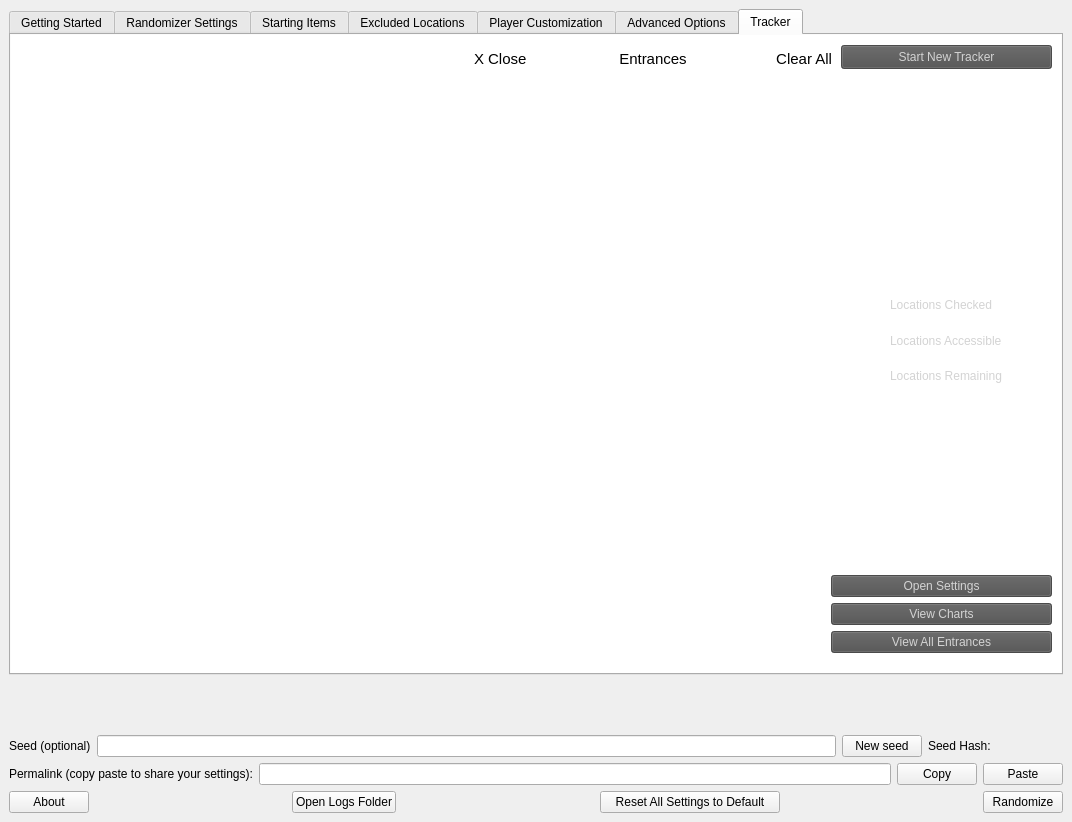
SuperDude88/TWWHD-Randomizer, file gui/desktop/mainwindow.ui: the form before one commit.
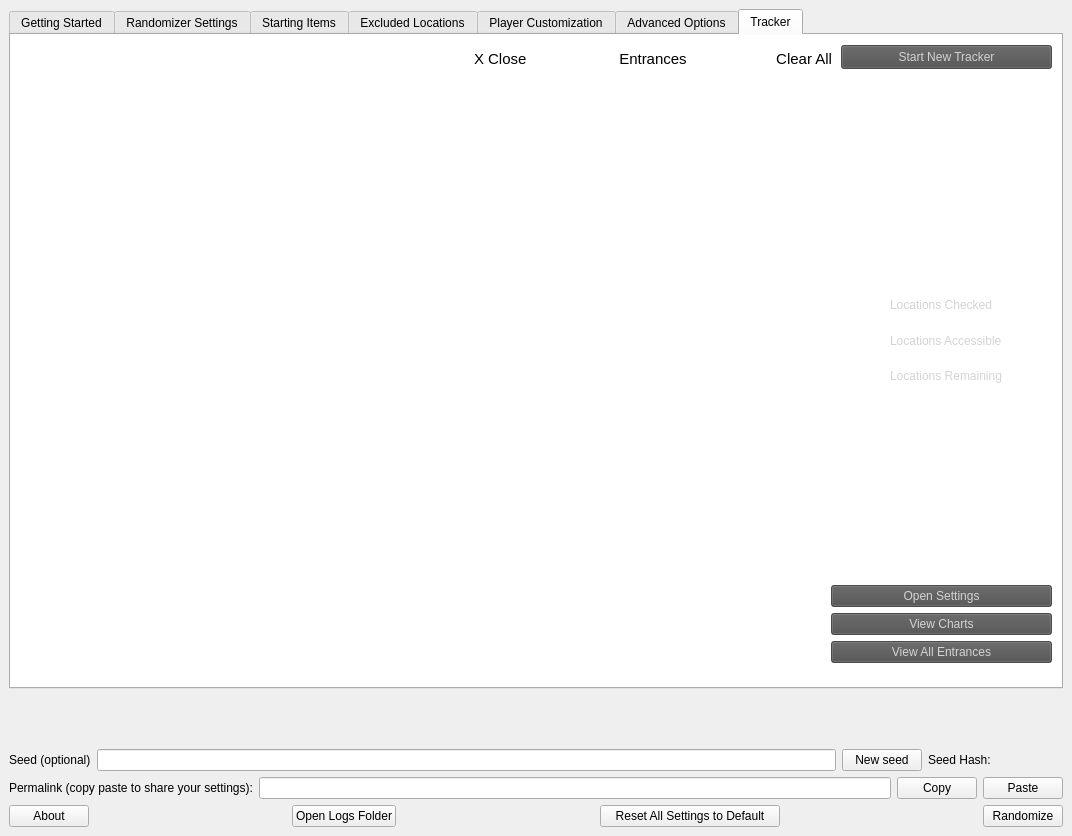
The form after the commit. The open tabs and pages were chosen to show the change.

Patch:
```diff
--- a/gui/desktop/mainwindow.ui
+++ b/gui/desktop/mainwindow.ui
@@ -7,7 +7,7 @@
     <x>0</x>
     <y>0</y>
     <width>1072</width>
-    <height>822</height>
+    <height>836</height>
    </rect>
   </property>
   <property name="sizePolicy">
@@ -35,7 +35,7 @@
          <x>0</x>
          <y>0</y>
          <width>1054</width>
-         <height>654</height>
+         <height>668</height>
         </rect>
        </property>
        <layout class="QVBoxLayout" name="verticalLayout_4">
@@ -2995,7 +2995,7 @@
               <x>10</x>
               <y>365</y>
               <width>1028</width>
-              <height>161</height>
+              <height>181</height>
              </rect>
             </property>
             <property name="styleSheet">
@@ -3008,6 +3008,9 @@
              <property name="rightMargin">
               <number>5</number>
              </property>
+             <property name="bottomMargin">
+              <number>0</number>
+             </property>
              <property name="spacing">
               <number>3</number>
              </property>
@@ -3245,7 +3248,7 @@
             <property name="geometry">
              <rect>
               <x>820</x>
-              <y>540</y>
+              <y>550</y>
               <width>221</width>
               <height>118</height>
              </rect>
```
Left out of the diff: 52 changed lines with no effect on the pictures.
